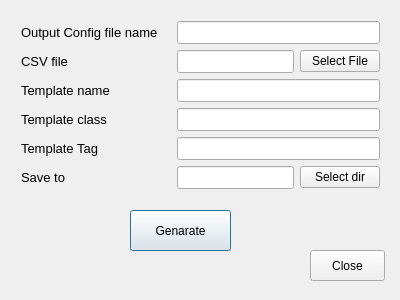
Old version of the form configcreator.ui in the repository dkithmal/ConfigFileCreator.
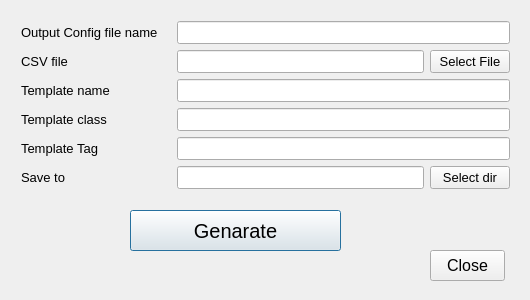
New version of the form.

Diff of the .ui file:
```diff
--- a/configcreator.ui
+++ b/configcreator.ui
@@ -6,7 +6,7 @@
    <rect>
     <x>0</x>
     <y>0</y>
-    <width>400</width>
+    <width>530</width>
     <height>300</height>
    </rect>
   </property>
@@ -24,10 +24,15 @@
     <rect>
      <x>130</x>
      <y>210</y>
-     <width>101</width>
+     <width>211</width>
      <height>41</height>
     </rect>
    </property>
+   <property name="font">
+    <font>
+     <pointsize>15</pointsize>
+    </font>
+   </property>
    <property name="text">
     <string>Genarate</string>
    </property>
@@ -35,22 +40,27 @@
   <widget class="QPushButton" name="pushButton_2">
    <property name="geometry">
     <rect>
-     <x>310</x>
+     <x>430</x>
      <y>250</y>
      <width>75</width>
      <height>31</height>
     </rect>
    </property>
+   <property name="font">
+    <font>
+     <pointsize>12</pointsize>
+    </font>
+   </property>
    <property name="text">
     <string>Close</string>
    </property>
   </widget>
-  <widget class="QWidget" name="">
+  <widget class="QWidget" name="layoutWidget">
    <property name="geometry">
     <rect>
      <x>10</x>
      <y>10</y>
-     <width>381</width>
+     <width>511</width>
      <height>191</height>
     </rect>
    </property>
@@ -107,6 +117,11 @@
       </item>
       <item>
        <widget class="QPushButton" name="pushButton_3">
+        <property name="font">
+         <font>
+          <pointsize>10</pointsize>
+         </font>
+        </property>
         <property name="text">
          <string>Select File</string>
         </property>
@@ -223,6 +238,11 @@
       </item>
       <item>
        <widget class="QPushButton" name="pushButton_4">
+        <property name="font">
+         <font>
+          <pointsize>10</pointsize>
+         </font>
+        </property>
         <property name="text">
          <string>Select dir</string>
         </property>
```
